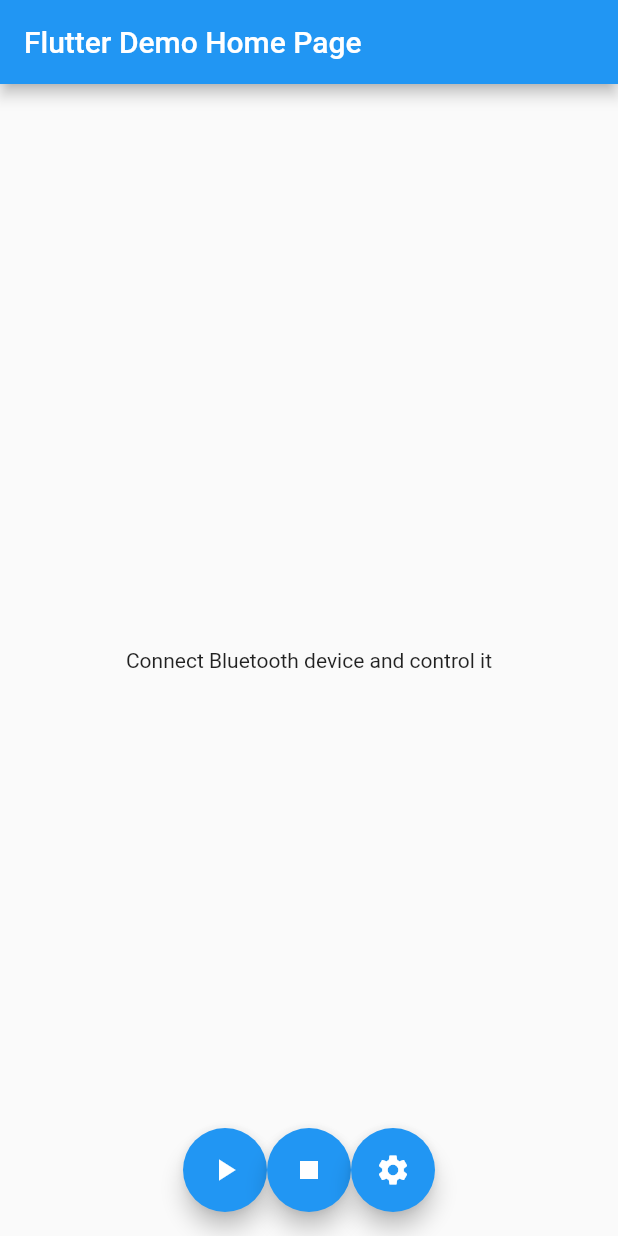
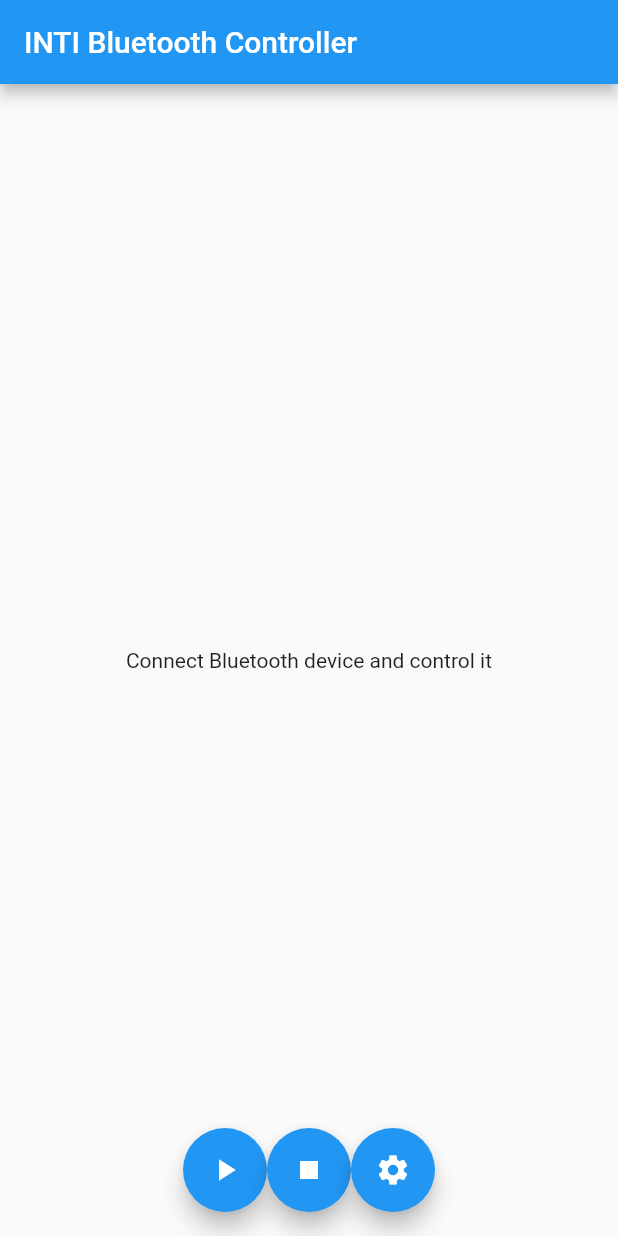
Before and after one commit to inti-ar/bluetooth_controller, a Flutter app: the screen it shows after launch, on a phone screen of 412 x 824 dp. Run offline on Flutter 3.47's test engine with Material 2 defaults, Android fonts, the phone set to English and light mode, and no system bars.

Commit message:
Edited app title

```diff
--- a/lib/main.dart
+++ b/lib/main.dart
@@ -11,7 +11,7 @@ class MyApp extends StatelessWidget {
   @override
   Widget build(BuildContext context) {
     return MaterialApp(
-      title: 'Flutter Demo',
+      title: 'INTI Bluetooth Controller',
       theme: ThemeData(
         // This is the theme of your application.
         //
@@ -24,7 +24,7 @@ class MyApp extends StatelessWidget {
         // is not restarted.
         primarySwatch: Colors.blue,
       ),
-      home: const MyHomePage(title: 'Flutter Demo Home Page'),
+      home: const MyHomePage(title: 'INTI Bluetooth Controller'),
     );
   }
 }
@@ -48,7 +48,6 @@ class MyHomePage extends StatefulWidget {
 }
 
 class _MyHomePageState extends State<MyHomePage> {
-
   void _start() {}
 
   void _stop() {}
```
